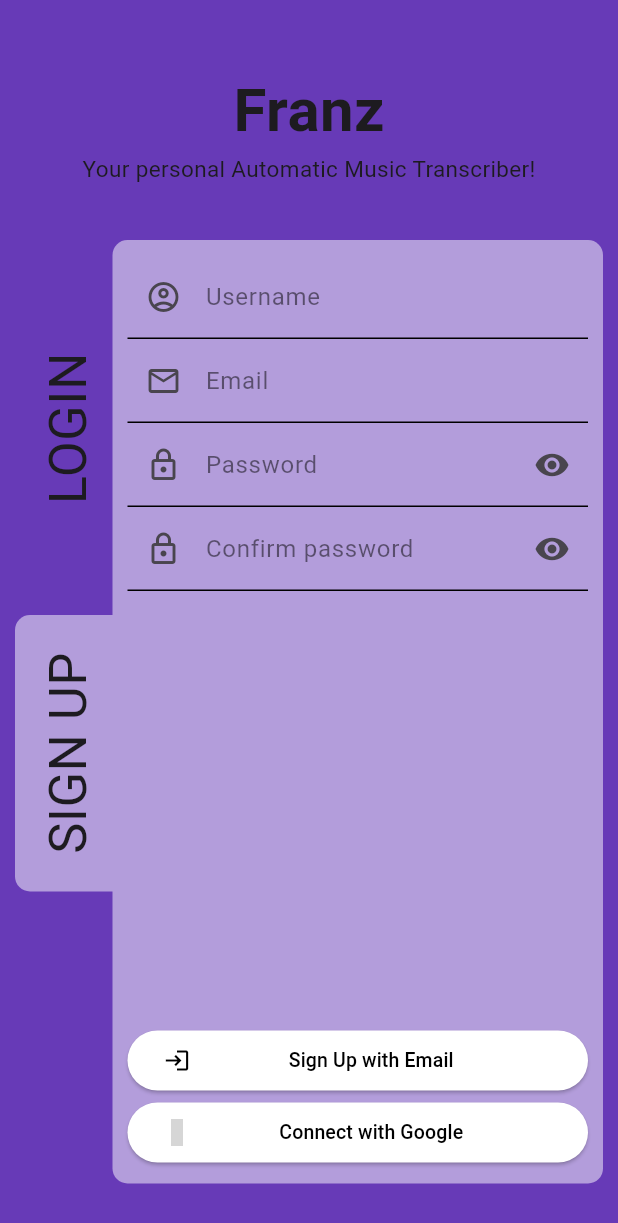
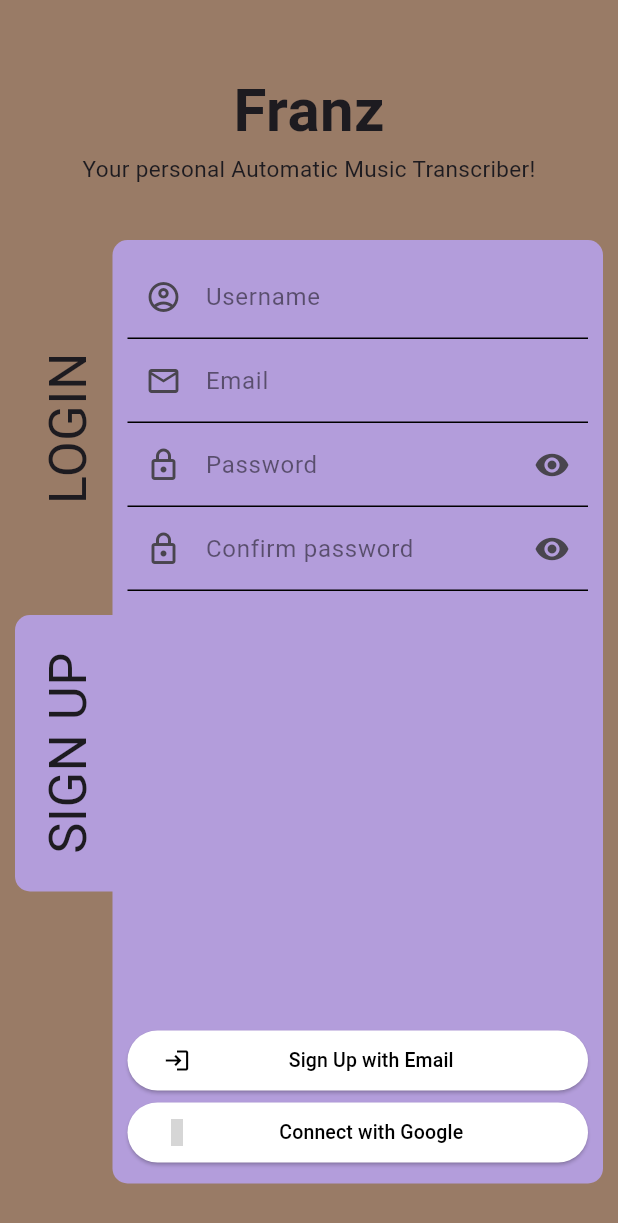
Before and after one commit to mahmoud-joumaa/Franz, a Flutter app: the screen it shows after launch, after a tap on "SIGN UP", on a phone screen of 412 x 824 dp. Shown: the top 1223 px of the screen. Run offline on Flutter 3.47's test engine with Material 3 defaults, Android fonts, the phone set to English and light mode, and no system bars; our stand-ins replace flutter_spinkit, material_design_icons_flutter; grey boxes are pictures that could not be loaded.

Commit message:
Add UserTheme provider
Listen to light / dark mode changes

```diff
--- a/lib/main.dart
+++ b/lib/main.dart
@@ -1,11 +1,30 @@
 import 'package:flutter/material.dart';
+import 'package:provider/provider.dart';
 
+import 'package:franz/config.dart';
 import 'package:franz/pages/home/home.dart';
 import 'package:franz/pages/welcome.dart';
 
 void main() {
-  runApp(
-    MaterialApp(
+
+  WidgetsFlutterBinding.ensureInitialized();
+
+  UserTheme.isDark = (WidgetsBinding.instance.platformDispatcher.platformBrightness==Brightness.dark);
+
+  runApp(ChangeNotifierProvider<UserTheme>(
+    create: (context) => UserTheme(),
+    child: const Root(),
+  ));
+
+}
+
+class Root extends StatelessWidget {
+  const Root({super.key});
+
+  @override
+  Widget build(BuildContext context) {
+    Provider.of<UserTheme>(context,listen: false).toggleTheme(UserTheme.isDark);
+    return MaterialApp(
       title: "Franz",
       theme: ThemeData(
         colorScheme: ColorScheme.fromSeed(seedColor: Colors.deepPurple),
@@ -18,6 +37,6 @@ void main() {
         "WelcomeScreen": (context) => const Welcome(),
         "HomeScreen": (context) => const MyHomePage(title: "title"),
       }
-    )
-  );
+    );
+  }
 }
--- a/lib/pages/welcome.dart
+++ b/lib/pages/welcome.dart
@@ -33,9 +33,6 @@ class Welcome extends StatefulWidget {
 
 class _WelcomeState extends State<Welcome> {
 
-  // Styling constants
-  final BorderSide tabBorder = const BorderSide(color: Colors.white, width: 2.5);
-
   // Toggle between the two tabs (login & sign up)
   static bool? isLogin;
 
@@ -49,7 +46,7 @@ class _WelcomeState extends State<Welcome> {
   Widget build(BuildContext context) {
 
     return Scaffold(
-      backgroundColor: Colors.deepPurple[500],
+      backgroundColor: UserTheme.isDark ? const Color(Palette.brown) : const Color(Palette.lightbrown),
       body: Padding(
         padding: const EdgeInsets.all(10.0),
         child: Center(
--- a/pubspec.yaml
+++ b/pubspec.yaml
@@ -37,6 +37,7 @@ dependencies:
   cupertino_icons: ^1.0.2
   material_design_icons_flutter: ^7.0.7296
   flutter_spinkit: ^5.2.1
+  provider: ^6.1.2
 
 dev_dependencies:
   flutter_test:
```
Also changed, not shown: pubspec.lock.
